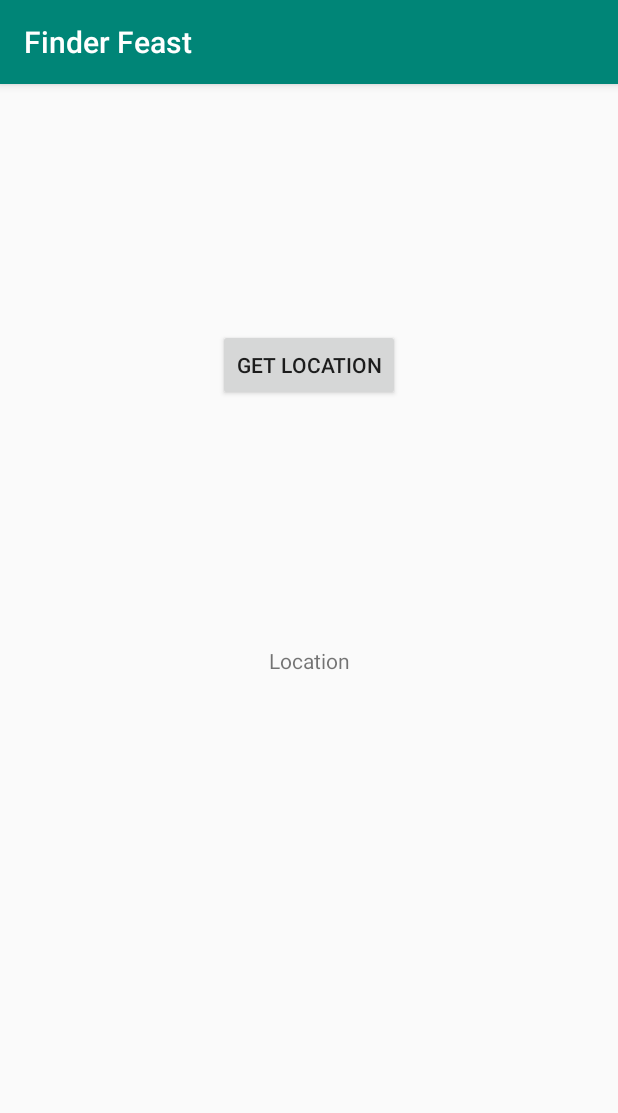
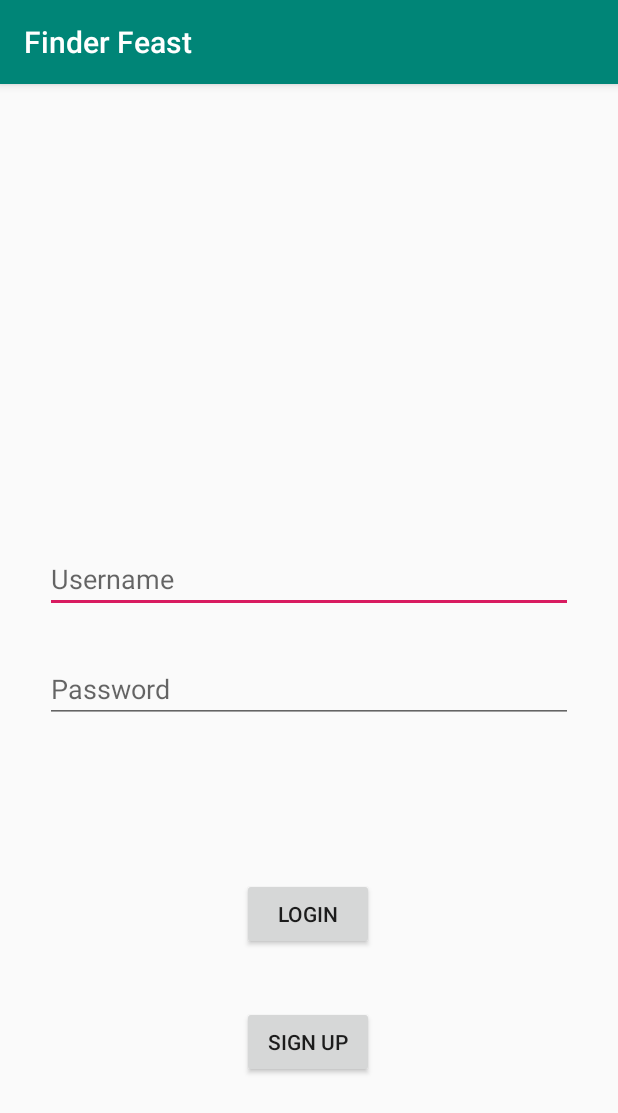
Before and after one commit to searjasub/PRO200-FinderFeast, an Android app: the screen it shows after launch (MainActivity before the commit, LoginActivity after it), on a phone screen of 412 x 824 dp. Shown: the top 1113 px of the screen. Run offline under Robolectric (Android 15) with nearby library versions, the phone set to English and light mode, and no system bars.

Commit message:
login screen - bare bones

```diff
--- a/app/build.gradle
+++ b/app/build.gradle
@@ -28,5 +28,5 @@ dependencies {
     androidTestImplementation 'androidx.test.espresso:espresso-core:3.1.1'
     implementation 'com.google.android.gms:play-services:12.0.1'
     implementation 'com.loopj.android:android-async-http:1.4.9'
-    compile 'org.mongodb:mongodb-driver:3.4.3'
+    implementation 'org.mongodb:mongodb-driver:3.4.3'
 }
--- a/app/src/main/AndroidManifest.xml
+++ b/app/src/main/AndroidManifest.xml
@@ -2,7 +2,7 @@
 <manifest xmlns:android="http://schemas.android.com/apk/res/android"
     package="team7.finderfeast">
 
-    <uses-permission android:name="android.permission.ACCESS_FINE_LOCATION"></uses-permission>
+    <uses-permission android:name="android.permission.ACCESS_FINE_LOCATION" />
     <uses-permission android:name="android.permission.INTERNET" />
 
     <application
@@ -12,13 +12,14 @@
         android:roundIcon="@mipmap/ic_launcher_round"
         android:supportsRtl="true"
         android:theme="@style/AppTheme">
-        <activity android:name=".MainActivity">
+        <activity android:name=".LoginActivity">
             <intent-filter>
                 <action android:name="android.intent.action.MAIN" />
 
                 <category android:name="android.intent.category.LAUNCHER" />
             </intent-filter>
         </activity>
+        <activity android:name=".MainActivity" ></activity>
     </application>
 
 </manifest>
--- /dev/null
+++ b/app/src/main/java/team7/finderfeast/LoginActivity.java
@@ -0,0 +1,24 @@
+package team7.finderfeast;
+
+import androidx.appcompat.app.AppCompatActivity;
+
+import android.os.Bundle;
+import android.view.View;
+
+public class LoginActivity extends AppCompatActivity {
+
+    @Override
+    protected void onCreate(Bundle savedInstanceState) {
+        super.onCreate(savedInstanceState);
+        setContentView(R.layout.activity_login);
+    }
+
+    public void signUp(View view) {
+    }
+
+    public void login(View view) {
+
+
+
+    }
+}
--- /dev/null
+++ b/app/src/main/res/layout/activity_login.xml
@@ -0,0 +1,72 @@
+<?xml version="1.0" encoding="utf-8"?>
+<androidx.constraintlayout.widget.ConstraintLayout xmlns:android="http://schemas.android.com/apk/res/android"
+    xmlns:app="http://schemas.android.com/apk/res-auto"
+    xmlns:tools="http://schemas.android.com/tools"
+    android:layout_width="match_parent"
+    android:layout_height="match_parent"
+    tools:context=".LoginActivity">
+
+    <ImageView
+        android:id="@+id/imageView"
+        android:layout_width="203dp"
+        android:layout_height="187dp"
+        android:layout_marginTop="64dp"
+        app:layout_constraintEnd_toEndOf="parent"
+        app:layout_constraintStart_toStartOf="parent"
+        app:layout_constraintTop_toTopOf="parent" />
+
+    <EditText
+        android:id="@+id/username"
+        android:layout_width="match_parent"
+        android:layout_height="wrap_content"
+        android:layout_marginLeft="30dp"
+        android:layout_marginTop="56dp"
+        android:layout_marginRight="30dp"
+        android:hint="@string/username"
+        android:inputType="text"
+        app:layout_constraintEnd_toEndOf="parent"
+        app:layout_constraintStart_toStartOf="parent"
+        app:layout_constraintTop_toBottomOf="@+id/imageView" />
+
+    <EditText
+        android:id="@+id/password"
+        android:layout_width="match_parent"
+        android:layout_height="wrap_content"
+        android:layout_marginTop="28dp"
+        android:layout_marginLeft="30dp"
+        android:layout_marginRight="30dp"
+        android:inputType="textPassword"
+        android:hint="@string/password"
+        app:layout_constraintEnd_toEndOf="parent"
+        app:layout_constraintHorizontal_bias="0.498"
+        app:layout_constraintStart_toStartOf="parent"
+        app:layout_constraintTop_toBottomOf="@+id/username" />
+
+    <Button
+        android:id="@+id/login"
+        android:layout_width="wrap_content"
+        android:layout_height="wrap_content"
+        android:text="@string/login"
+        app:layout_constraintBottom_toBottomOf="parent"
+        app:layout_constraintEnd_toEndOf="parent"
+        app:layout_constraintHorizontal_bias="0.498"
+        app:layout_constraintStart_toStartOf="parent"
+        app:layout_constraintTop_toBottomOf="@+id/password"
+        app:layout_constraintVertical_bias="0.352"
+        android:onClick="login"/>
+
+    <Button
+        android:id="@+id/singup"
+        android:layout_width="wrap_content"
+        android:layout_height="wrap_content"
+        android:text="@string/sign_up"
+        app:layout_constraintBottom_toBottomOf="parent"
+        app:layout_constraintEnd_toEndOf="parent"
+        app:layout_constraintHorizontal_bias="0.498"
+        app:layout_constraintStart_toStartOf="parent"
+        app:layout_constraintTop_toBottomOf="@+id/login"
+        app:layout_constraintVertical_bias="0.26"
+        android:onClick="signUp"/>
+
+
+</androidx.constraintlayout.widget.ConstraintLayout>
--- a/app/src/main/res/values/strings.xml
+++ b/app/src/main/res/values/strings.xml
@@ -1,3 +1,7 @@
 <resources>
     <string name="app_name">Finder Feast</string>
+    <string name="password">Password</string>
+    <string name="username">Username</string>
+    <string name="sign_up">Sign up</string>
+    <string name="login">Login</string>
 </resources>
```
